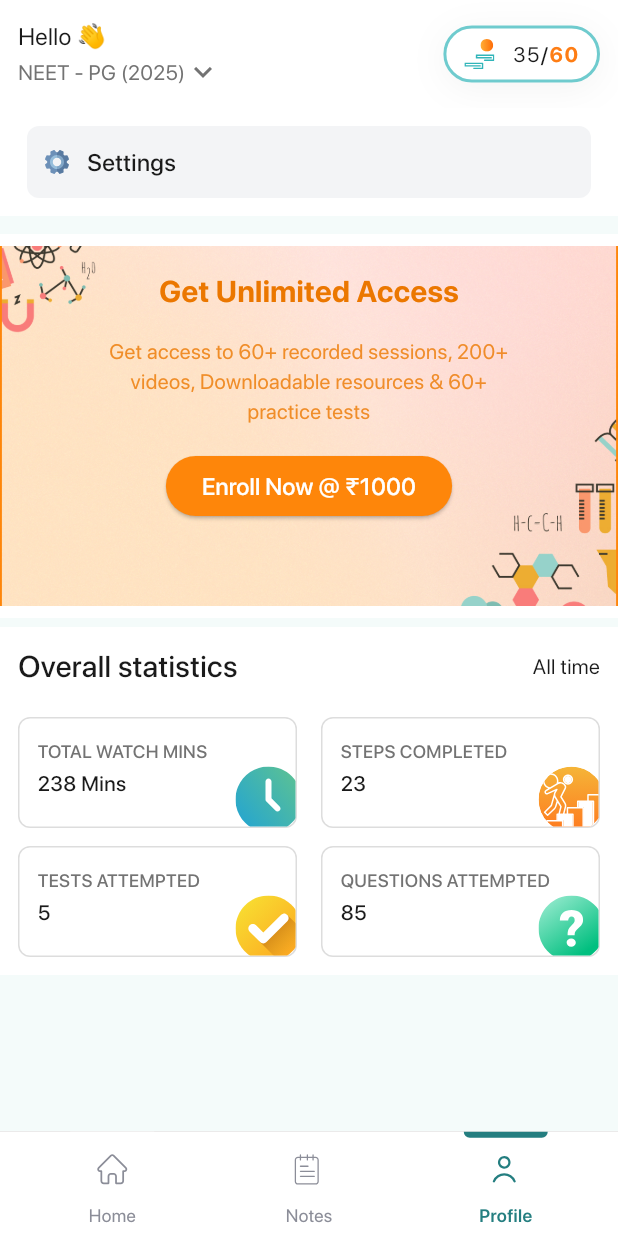
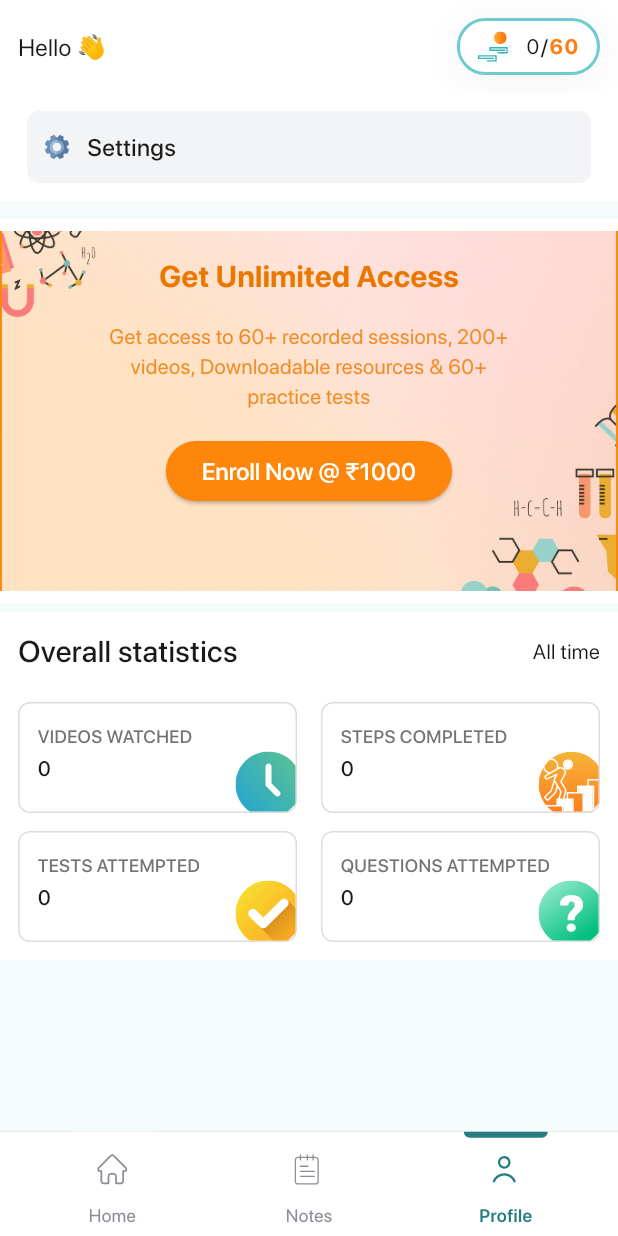
Before and after one commit to mYashavanth/step_mobile, a Flutter app: the Profile screen opened by its route, on a phone screen of 412 x 824 dp. Run offline on Flutter 3.47's test engine with Material 3 defaults, Android fonts, the phone set to English and light mode, and no system bars; our stand-ins replace calendar_date_picker2, chewie, flutter_localization, flutter_otp_text_field, flutter_secure_storage, flutter_svg and 3 more; accounts and stored records are empty; network calls fail; project files that could hold a hidden picture were left out.

Commit message:
updated statastics in home and profile page

```diff
--- a/lib/views/profile.dart
+++ b/lib/views/profile.dart
@@ -3,6 +3,9 @@ import 'package:flutter_svg/svg.dart';
 import 'package:ghastep/widgets/homepage_widgets.dart';
 import 'package:ghastep/widgets/navbar.dart';
 import 'package:flutter_secure_storage/flutter_secure_storage.dart';
+import 'package:http/http.dart' as http;
+import 'dart:convert';
+import 'package:ghastep/views/urlconfig.dart';
 
 class Profile extends StatefulWidget {
   const Profile({super.key});
@@ -13,6 +16,16 @@ class Profile extends StatefulWidget {
 
 class _ProfileState extends State<Profile> {
   final storage = const FlutterSecureStorage();
+
+  int videosWatched = 0;
+  bool isLoadingVideosWatched = false;
+  String videosWatchedError = '';
+  int testsAttempted = 0;
+  int questionsAttempted = 0;
+  int stepsCompleted = 0;
+  bool isLoadingMetrics = false;
+  String metricsError = '';
+
   String userName = '';
 
   List<Map> selectCourseData = [
@@ -26,6 +39,7 @@ class _ProfileState extends State<Profile> {
   void initState() {
     super.initState();
     _loadUserName();
+    fetchUserMetrics();
   }
 
   Future<void> _loadUserName() async {
@@ -33,6 +47,83 @@ class _ProfileState extends State<Profile> {
     setState(() {
       userName = storedUserName ?? 'User';
     });
+  }
+
+  Future<void> fetchUserMetrics() async {
+    final token = await storage.read(key: 'token') ?? '';
+    final courseId = await storage.read(key: 'selectedCourseId') ?? '';
+    final subjectId = await storage.read(key: 'selectedSubjectId') ?? '';
+
+    if (courseId.isEmpty || subjectId.isEmpty || token.isEmpty) {
+      setState(() {
+        videosWatched = 0;
+        testsAttempted = 0;
+        questionsAttempted = 0;
+        stepsCompleted = 0;
+      });
+      return;
+    }
+
+    setState(() {
+      isLoadingVideosWatched = true;
+      isLoadingMetrics = true;
+      videosWatchedError = '';
+      metricsError = '';
+    });
+
+    try {
+      // First API call - Videos Watched
+      final videosResponse = await http.get(Uri.parse(
+          '$baseurl/app/no-of-video-watched/$courseId/$subjectId/$token'));
+
+      if (videosResponse.statusCode == 200) {
+        final List<dynamic> videosData = json.decode(videosResponse.body);
+        print(
+            '+++++++++++++++++++++++++++Videos watched response: ${videosResponse.statusCode} ${videosResponse.body}');
+        if (videosData.isNotEmpty &&
+            videosData[0]['no_of_videos_watched'] != null) {
+          setState(() {
+            videosWatched = videosData[0]['no_of_videos_watched'] ?? 0;
+          });
+        }
+      } else {
+        print(
+            '+++++++++++++++++++++++++++Failed to load videos watched: ${videosResponse.statusCode}');
+      }
+
+      // Second API call - Tests/Questions/Steps
+      final metricsResponse = await http.get(Uri.parse(
+          '$baseurl/app/home/tests-questions-steps/$token/$courseId/$subjectId'));
+      print(
+          '+++++++++++++++++++++++++++Metrics metricsResponse: ${metricsResponse.statusCode} ${metricsResponse.body}');
+      if (metricsResponse.statusCode == 200) {
+        final metricsData = json.decode(metricsResponse.body);
+        if (metricsData.isNotEmpty) {
+          setState(() {
+            testsAttempted = metricsData['totalTestAttempted'] ?? 0;
+            questionsAttempted = metricsData['totalQuestionsAtempted'] ?? 0;
+            stepsCompleted = metricsData['totalStepsCompleted'] ?? 0;
+          });
+        }
+      } else {
+        print(
+            '+++++++++++++++++++++++++++Failed to load metrics: ${metricsResponse.statusCode}');
+      }
+    } catch (e) {
+      setState(() {
+        videosWatchedError = e.toString();
+        metricsError = e.toString();
+        videosWatched = 0;
+        testsAttempted = 0;
+        questionsAttempted = 0;
+        stepsCompleted = 0;
+      });
+    } finally {
+      setState(() {
+        isLoadingVideosWatched = false;
+        isLoadingMetrics = false;
+      });
+    }
   }
 
   @override
@@ -51,7 +142,7 @@ class _ProfileState extends State<Profile> {
                     Column(
                       crossAxisAlignment: CrossAxisAlignment.start,
                       children: [
-                         SizedBox(
+                        SizedBox(
                           child: Text.rich(
                             TextSpan(
                               children: [
@@ -89,44 +180,44 @@ class _ProfileState extends State<Profile> {
                             ),
                           ),
                         ),
-                        InkWell(
-                          onTap: () {
-                            showModalBottomSheet(
-                                isScrollControlled: true,
-                                context: context,
-                                backgroundColor: Colors.transparent,
-                                builder: (context) {
-                                  return StatefulBuilder(builder:
-                                      (BuildContext context,
-                                          StateSetter modalSetState) {
-                                    return buidSelectCourseBottomSheet(
-                                        context,
-                                        modalSetState,
-                                        selectCourseData,
-                                        selectedCourse,
-                                        "Select your Course");
-                                  });
-                                });
-                          },
-                          child: const Row(
-                            children: [
-                              Text(
-                                'NEET - PG (2025)',
-                                style: TextStyle(
-                                  color: Color(0xFF737373),
-                                  fontSize: 14,
-                                  fontFamily: 'SF Pro Display',
-                                  fontWeight: FontWeight.w400,
-                                  height: 1.57,
-                                ),
-                              ),
-                              Icon(
-                                Icons.keyboard_arrow_down,
-                                color: Color(0xFF737373),
-                              )
-                            ],
-                          ),
-                        )
+                        // InkWell(
+                        //   onTap: () {
+                        //     showModalBottomSheet(
+                        //         isScrollControlled: true,
+                        //         context: context,
+                        //         backgroundColor: Colors.transparent,
+                        //         builder: (context) {
+                        //           return StatefulBuilder(builder:
+                        //               (BuildContext context,
+                        //                   StateSetter modalSetState) {
+                        //             return buidSelectCourseBottomSheet(
+                        //                 context,
+                        //                 modalSetState,
+                        //                 selectCourseData,
+                        //                 selectedCourse,
+                        //                 "Select your Course");
+                        //           });
+                        //         });
+                        //   },
+                        //   child: const Row(
+                        //     children: [
+                        //       Text(
+                        //         'NEET - PG (2025)',
+                        //         style: TextStyle(
+                        //           color: Color(0xFF737373),
+                        //           fontSize: 14,
+                        //           fontFamily: 'SF Pro Display',
+                        //           fontWeight: FontWeight.w400,
+                        //           height: 1.57,
+                        //         ),
+                        //       ),
+                        //       Icon(
+                        //         Icons.keyboard_arrow_down,
+                        //         color: Color(0xFF737373),
+                        //       )
+                        //     ],
+                        //   ),
+                        // )
                       ],
                     ),
                     Container(
@@ -154,12 +245,12 @@ class _ProfileState extends State<Profile> {
                           const SizedBox(
                             width: 12,
                           ),
-                          const Text.rich(
+                          Text.rich(
                             TextSpan(
                               children: [
                                 TextSpan(
-                                  text: '35',
-                                  style: TextStyle(
+                                  text: stepsCompleted.toString(),
+                                  style: const TextStyle(
                                     color: Color(0xFF1A1A1A),
                                     fontSize: 14,
                                     fontFamily: 'SF Pro Display',
@@ -168,7 +259,7 @@ class _ProfileState extends State<Profile> {
                                     letterSpacing: 1,
                                   ),
                                 ),
-                                TextSpan(
+                                const TextSpan(
                                   text: '/',
                                   style: TextStyle(
                                     color: Color(0xFF1A1A1A),
@@ -179,7 +270,7 @@ class _ProfileState extends State<Profile> {
                                     letterSpacing: 1,
                                   ),
                                 ),
-                                TextSpan(
+                                const TextSpan(
                                   text: '60',
                                   style: TextStyle(
                                     color: Color(0xFFFE7D14),
@@ -257,30 +348,40 @@ class _ProfileState extends State<Profile> {
                   Row(
                     children: [
                       Expanded(
-                          child: homeStepsCard(
-                              "TOTAL WATCH MINS", "238 Mins", "clock.svg")),
-                      const SizedBox(
-                        width: 16,
+                        child: homeStepsCard(
+                            "VIDEOS WATCHED",
+                            isLoadingVideosWatched
+                                ? "Loading..."
+                                : "$videosWatched",
+                            "clock.svg"),
                       ),
+                      const SizedBox(width: 16),
                       Expanded(
-                          child: homeStepsCard(
-                              "STEPS COMPLETED", "23", "steps.svg")),
+                        child: homeStepsCard(
+                            "STEPS COMPLETED",
+                            isLoadingMetrics ? "Loading..." : "$stepsCompleted",
+                            "steps.svg"),
+                      ),
                     ],
                   ),
-                  const SizedBox(
-                    height: 12,
-                  ),
+                  const SizedBox(height: 12),
                   Row(
                     children: [
                       Expanded(
-                          child: homeStepsCard(
-                              "TESTS ATTEMPTED", "5", "done.svg")),
-                      const SizedBox(
-                        width: 16,
+                        child: homeStepsCard(
+                            "TESTS ATTEMPTED",
+                            isLoadingMetrics ? "Loading..." : "$testsAttempted",
+                            "done.svg"),
                       ),
+                      const SizedBox(width: 16),
                       Expanded(
-                          child: homeStepsCard(
-                              "QUESTIONS ATTEMPTED", "85", "questions.svg")),
+                        child: homeStepsCard(
+                            "QUESTIONS ATTEMPTED",
+                            isLoadingMetrics
+                                ? "Loading..."
+                                : "$questionsAttempted",
+                            "questions.svg"),
+                      ),
                     ],
                   ),
                 ],
```
Also changed, not shown: lib/views/home_page.dart (+16 -15 lines).
